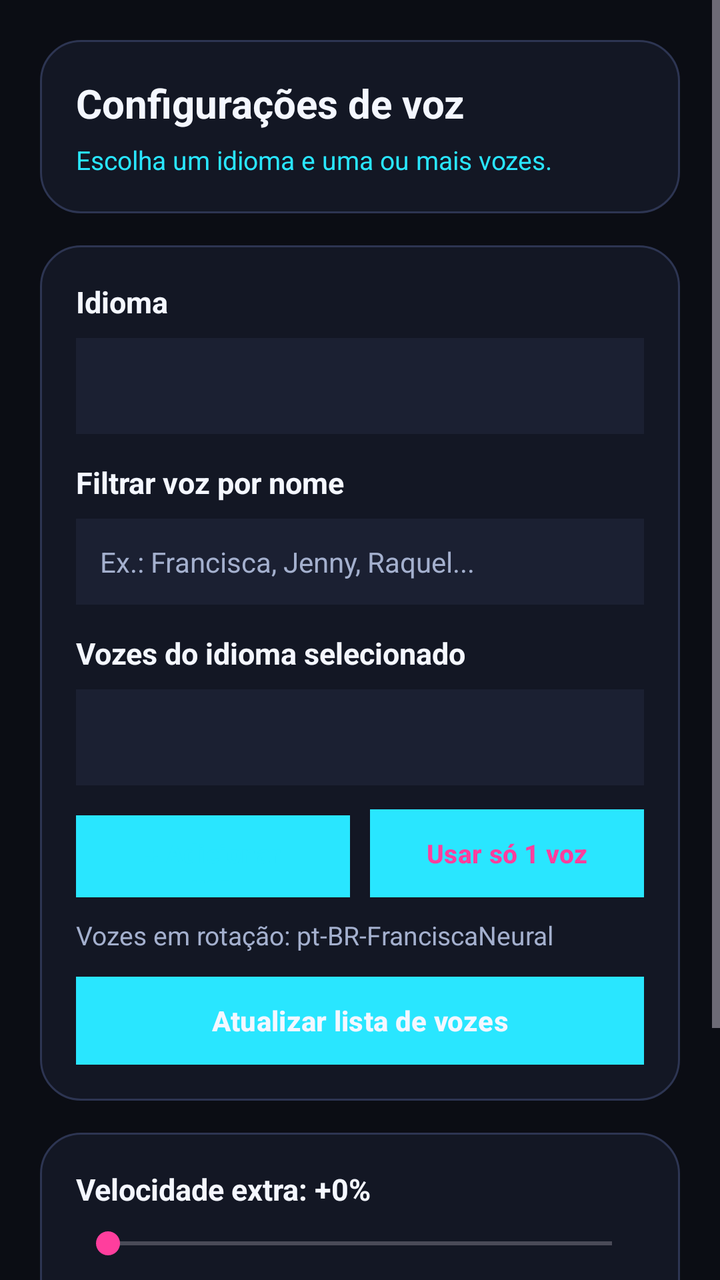
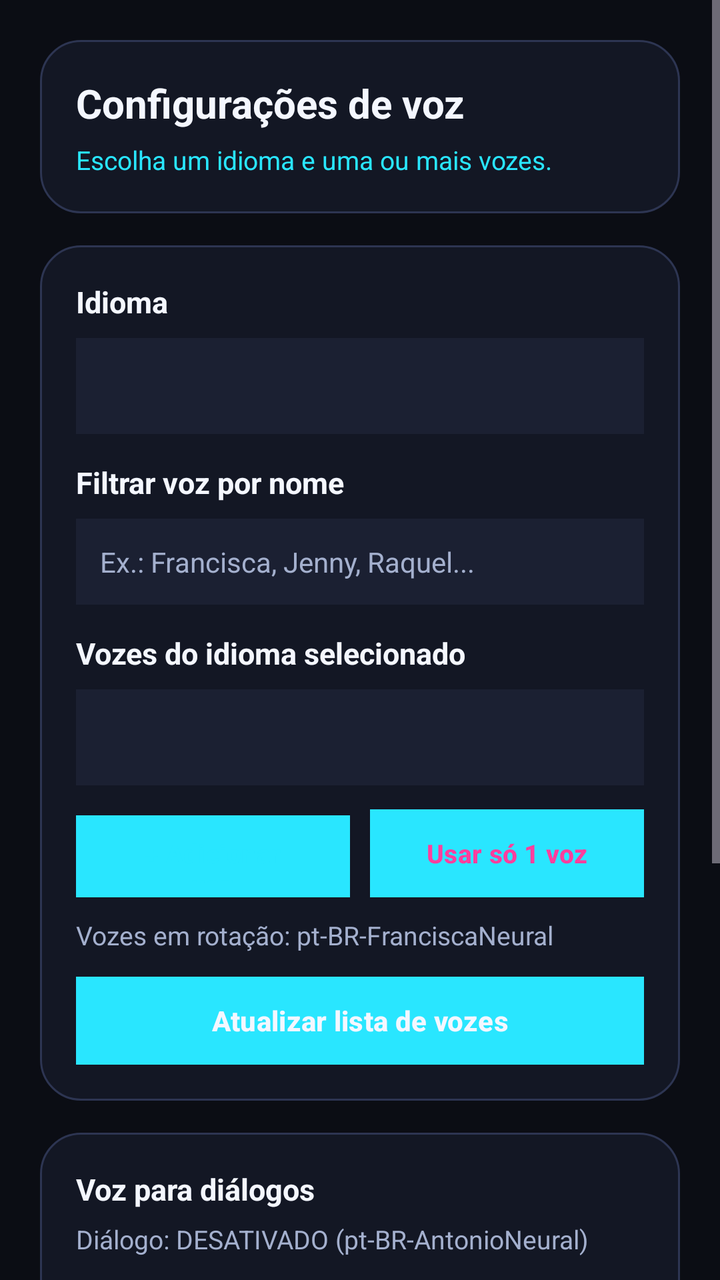

An Android layout rendered at two revisions. The XML below is the earlier revision; the diff shows what the commit changed to produce the second picture.
<!-- AndroidManifest.xml: application theme Theme.GlowTTS -->
<!-- res/layout/activity_settings.xml -->
<?xml version="1.0" encoding="utf-8"?>
<ScrollView xmlns:android="http://schemas.android.com/apk/res/android"
    android:layout_width="match_parent"
    android:layout_height="match_parent"
    android:background="@color/glow_bg_dark"
    android:fillViewport="true">

    <LinearLayout
        android:layout_width="match_parent"
        android:layout_height="wrap_content"
        android:orientation="vertical"
        android:padding="20dp">

        <LinearLayout
            android:layout_width="match_parent"
            android:layout_height="wrap_content"
            android:background="@drawable/bg_glow_card"
            android:orientation="vertical"
            android:padding="18dp">

            <TextView
                android:layout_width="wrap_content"
                android:layout_height="wrap_content"
                android:text="Configurações de voz"
                android:textColor="@color/glow_text_primary"
                android:textSize="20sp"
                android:textStyle="bold" />

            <TextView
                android:id="@+id/tvSettingsStatus"
                android:layout_width="wrap_content"
                android:layout_height="wrap_content"
                android:layout_marginTop="6dp"
                android:text="Escolha um idioma e uma ou mais vozes."
                android:textColor="@color/glow_cyan"
                android:textSize="13sp" />
        </LinearLayout>

        <LinearLayout
            android:layout_width="match_parent"
            android:layout_height="wrap_content"
            android:layout_marginTop="16dp"
            android:background="@drawable/bg_glow_card"
            android:orientation="vertical"
            android:padding="18dp">

            <TextView
                android:layout_width="wrap_content"
                android:layout_height="wrap_content"
                android:text="Idioma"
                android:textColor="@color/glow_text_primary"
                android:textSize="15sp"
                android:textStyle="bold" />

            <Spinner
                android:id="@+id/spLanguages"
                android:layout_width="match_parent"
                android:layout_height="48dp"
                android:layout_marginTop="8dp"
                android:background="@color/glow_surface_elevated"
                android:padding="8dp" />

            <TextView
                android:layout_width="wrap_content"
                android:layout_height="wrap_content"
                android:layout_marginTop="14dp"
                android:text="Filtrar voz por nome"
                android:textColor="@color/glow_text_primary"
                android:textSize="15sp"
                android:textStyle="bold" />

            <EditText
                android:id="@+id/etVoiceSearch"
                android:layout_width="match_parent"
                android:layout_height="wrap_content"
                android:layout_marginTop="8dp"
                android:background="@color/glow_surface_elevated"
                android:hint="Ex.: Francisca, Jenny, Raquel..."
                android:inputType="text"
                android:padding="12dp"
                android:textColor="@color/glow_text_primary"
                android:textColorHint="@color/glow_text_secondary"
                android:textSize="14sp" />

            <TextView
                android:layout_width="wrap_content"
                android:layout_height="wrap_content"
                android:layout_marginTop="14dp"
                android:text="Vozes do idioma selecionado"
                android:textColor="@color/glow_text_primary"
                android:textSize="15sp"
                android:textStyle="bold" />

            <Spinner
                android:id="@+id/spVoices"
                android:layout_width="match_parent"
                android:layout_height="48dp"
                android:layout_marginTop="8dp"
                android:background="@color/glow_surface_elevated"
                android:padding="8dp" />

            <LinearLayout
                android:layout_width="match_parent"
                android:layout_height="wrap_content"
                android:layout_marginTop="12dp"
                android:orientation="horizontal">

                <Button
                    android:id="@+id/btnAddVoiceToList"
                    android:layout_width="0dp"
                    android:layout_height="44dp"
                    android:layout_weight="1"
                    android:background="@color/glow_surface_elevated"
                    android:backgroundTint="@null"
                    android:text="+ Adicionar voz"
                    android:textColor="@color/glow_cyan"
                    android:textSize="13sp"
                    android:textStyle="bold" />

                <Button
                    android:id="@+id/btnClearVoiceList"
                    android:layout_width="0dp"
                    android:layout_height="44dp"
                    android:layout_marginStart="10dp"
                    android:layout_weight="1"
                    android:background="@color/glow_surface_elevated"
                    android:backgroundTint="@null"
                    android:text="Usar só 1 voz"
                    android:textColor="@color/glow_pink"
                    android:textSize="13sp"
                    android:textStyle="bold" />
            </LinearLayout>

            <TextView
                android:id="@+id/tvActiveVoicesList"
                android:layout_width="match_parent"
                android:layout_height="wrap_content"
                android:layout_marginTop="10dp"
                android:text="Vozes em rotação: pt-BR-FranciscaNeural"
                android:textColor="@color/glow_text_secondary"
                android:textSize="13sp" />

            <Button
                android:id="@+id/btnReloadVoices"
                android:layout_width="match_parent"
                android:layout_height="44dp"
                android:layout_marginTop="12dp"
                android:background="@color/glow_surface_elevated"
                android:backgroundTint="@null"
                android:text="Atualizar lista de vozes"
                android:textColor="@color/glow_text_primary"
                android:textStyle="bold" />
        </LinearLayout>

        <LinearLayout
            android:layout_width="match_parent"
            android:layout_height="wrap_content"
            android:layout_marginTop="16dp"
            android:background="@drawable/bg_glow_card"
            android:orientation="vertical"
            android:padding="18dp">

            <TextView
                android:id="@+id/tvRateLabel"
                android:layout_width="wrap_content"
                android:layout_height="wrap_content"
                android:text="Velocidade extra: +0%"
                android:textColor="@color/glow_text_primary"
                android:textSize="15sp"
                android:textStyle="bold" />

            <SeekBar
                android:id="@+id/sbRate"
                android:layout_width="match_parent"
                android:layout_height="wrap_content"
                android:layout_marginTop="8dp"
                android:max="100" />

            <TextView
                android:id="@+id/tvPitchLabel"
                android:layout_width="wrap_content"
                android:layout_height="wrap_content"
                android:layout_marginTop="14dp"
                android:text="Tom extra: +0Hz"
                android:textColor="@color/glow_text_primary"
                android:textSize="15sp"
                android:textStyle="bold" />

            <SeekBar
                android:id="@+id/sbPitch"
                android:layout_width="match_parent"
                android:layout_height="wrap_content"
                android:layout_marginTop="8dp"
                android:max="100" />

            <Button
                android:id="@+id/btnSaveSettings"
                android:layout_width="match_parent"
                android:layout_height="50dp"
                android:layout_marginTop="18dp"
                android:background="@drawable/bg_glow_button"
                android:backgroundTint="@null"
                android:text="Salvar configurações"
                android:textColor="@color/glow_text_on_accent"
                android:textSize="15sp"
                android:textStyle="bold" />
        </LinearLayout>

    </LinearLayout>
</ScrollView>
<!-- resources referenced by this layout -->
<resources>
  <color name="glow_bg_dark">#0B0D14</color>
  <color name="glow_cyan">#29E6FF</color>
  <color name="glow_pink">#FF3E9D</color>
  <color name="glow_surface_elevated">#1B2032</color>
  <color name="glow_text_on_accent">#080B12</color>
  <color name="glow_text_primary">#F4F7FF</color>
  <color name="glow_text_secondary">#A4B0CE</color>
  <!-- drawable bg_glow_button (drawable) -->
  <?xml version="1.0" encoding="utf-8"?>
  <shape xmlns:android="http://schemas.android.com/apk/res/android"
      android:shape="rectangle">
      <gradient
          android:startColor="@color/glow_cyan"
          android:centerColor="@color/glow_purple"
          android:endColor="@color/glow_pink"
          android:angle="0" />
      <corners android:radius="16dp" />
  </shape>
  <!-- drawable bg_glow_card (drawable) -->
  <?xml version="1.0" encoding="utf-8"?>
  <shape xmlns:android="http://schemas.android.com/apk/res/android"
      android:shape="rectangle">
      <solid android:color="@color/glow_surface" />
      <corners android:radius="20dp" />
      <stroke
          android:width="1dp"
          android:color="@color/glow_border_subtle" />
  </shape>
  <style name="Theme.GlowTTS" parent="Theme.Material3.Dark.NoActionBar">
          <item name="colorPrimary">@color/glow_cyan</item>
          <item name="colorOnPrimary">@color/glow_text_on_accent</item>
          <item name="colorSecondary">@color/glow_pink</item>
          <item name="colorOnSecondary">@color/glow_text_primary</item>
          <item name="colorTertiary">@color/glow_purple</item>
  
          <item name="android:windowBackground">@color/glow_bg_dark</item>
          <item name="android:statusBarColor">@color/glow_bg_dark</item>
          <item name="android:navigationBarColor">@color/glow_bg_dark</item>
          <item name="android:windowLightStatusBar">false</item>
          <item name="android:windowLightNavigationBar">false</item>
      </style>
  <color name="glow_purple">#9B5CFF</color>
  <color name="glow_surface">#131724</color>
  <color name="glow_border_subtle">#2D3552</color>
</resources>

<!-- the commit's change to res/layout/activity_settings.xml (unified diff, before → after) -->
@@ -161,6 +161,64 @@
             android:padding="18dp">
 
             <TextView
+                android:layout_width="wrap_content"
+                android:layout_height="wrap_content"
+                android:text="Voz para diálogos"
+                android:textColor="@color/glow_text_primary"
+                android:textSize="15sp"
+                android:textStyle="bold" />
+
+            <TextView
+                android:id="@+id/tvDialogueVoiceStatus"
+                android:layout_width="wrap_content"
+                android:layout_height="wrap_content"
+                android:layout_marginTop="6dp"
+                android:text="Diálogo: DESATIVADO (pt-BR-AntonioNeural)"
+                android:textColor="@color/glow_text_secondary"
+                android:textSize="13sp" />
+
+            <LinearLayout
+                android:layout_width="match_parent"
+                android:layout_height="wrap_content"
+                android:layout_marginTop="12dp"
+                android:orientation="horizontal">
+
+                <Button
+                    android:id="@+id/btnSetDialogueVoice"
+                    android:layout_width="0dp"
+                    android:layout_height="44dp"
+                    android:layout_weight="1"
+                    android:background="@color/glow_surface_elevated"
+                    android:backgroundTint="@null"
+                    android:text="Definir voz diálogo"
+                    android:textColor="@color/glow_cyan"
+                    android:textSize="12sp"
+                    android:textStyle="bold" />
+
+                <Button
+                    android:id="@+id/btnToggleDialogueVoice"
+                    android:layout_width="0dp"
+                    android:layout_height="44dp"
+                    android:layout_marginStart="10dp"
+                    android:layout_weight="1"
+                    android:background="@color/glow_surface_elevated"
+                    android:backgroundTint="@null"
+                    android:text="Ativar / Desativar"
+                    android:textColor="@color/glow_pink"
+                    android:textSize="12sp"
+                    android:textStyle="bold" />
+            </LinearLayout>
+        </LinearLayout>
+
+        <LinearLayout
+            android:layout_width="match_parent"
+            android:layout_height="wrap_content"
+            android:layout_marginTop="16dp"
+            android:background="@drawable/bg_glow_card"
+            android:orientation="vertical"
+            android:padding="18dp">
+
+            <TextView
                 android:id="@+id/tvRateLabel"
                 android:layout_width="wrap_content"
                 android:layout_height="wrap_content"
